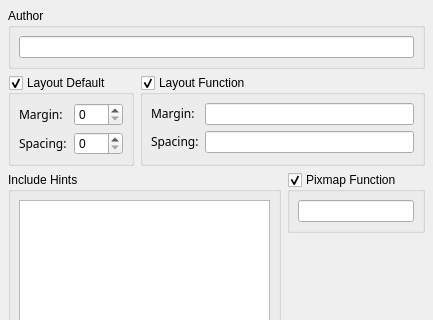
Old version of the form tools/designer/src/designer/formwindowsettings.ui in the repository arnt/qt-history2; both pictures show x 0 to 433 and y 0 to 320 of the 433 by 465 pixel window.
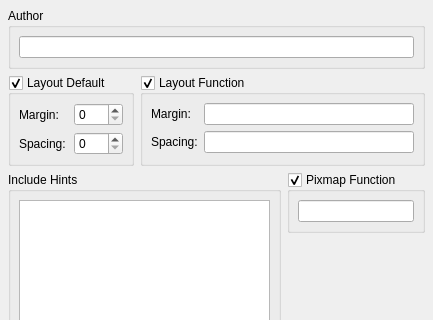
New version of the form.

Commit message:
p4i integration Integrate 182879 from 4.0 to main: Fixes:    don't use rich-text but plain-text for the QLabel(s) in formwindowsettings RevBy:    jacek Details:  it looks so bad!! reported in the qt4-feedback ml
[git-p4: depot-paths = "//depot/qt/main/": change = 182880]

What changed in the file:
```diff
--- a/tools/designer/src/designer/formwindowsettings.ui
+++ b/tools/designer/src/designer/formwindowsettings.ui
@@ -128,7 +128,7 @@
         <item row="1" column="0" >
          <widget class="QLabel" name="label_2" >
           <property name="text" >
-           <string>&lt;html>&lt;head>&lt;meta name=&quot;qrichtext&quot; content=&quot;1&quot; />&lt;/head>&lt;body style=&quot; white-space: pre-wrap; font-family:Sans Serif; font-weight:400; font-style:normal; text-decoration:none;&quot;>&lt;p>&lt;span style=&quot; color:#000000;&quot;>Spacing:&lt;/span>&lt;/p>&lt;/body>&lt;/html></string>
+           <string>Spacing:</string>
           </property>
           <property name="buddy" >
            <cstring>defaultSpacingSpinBox</cstring>
@@ -138,7 +138,7 @@
         <item row="0" column="0" >
          <widget class="QLabel" name="label" >
           <property name="text" >
-           <string>&lt;html>&lt;head>&lt;meta name=&quot;qrichtext&quot; content=&quot;1&quot; />&lt;/head>&lt;body style=&quot; white-space: pre-wrap; font-family:Sans Serif; font-weight:400; font-style:normal; text-decoration:none;&quot;>&lt;p>&lt;span style=&quot; color:#000000;&quot;>Margin:&lt;/span>&lt;/p>&lt;/body>&lt;/html></string>
+           <string>Margin:</string>
           </property>
           <property name="buddy" >
            <cstring>defaultMarginSpinBox</cstring>
@@ -178,7 +178,7 @@
         <item row="0" column="0" >
          <widget class="QLabel" name="label_3" >
           <property name="text" >
-           <string>&lt;html>&lt;head>&lt;meta name=&quot;qrichtext&quot; content=&quot;1&quot; />&lt;/head>&lt;body style=&quot; white-space: pre-wrap; font-family:Sans Serif; font-weight:400; font-style:normal; text-decoration:none;&quot;>&lt;p>Margin:&lt;/p>&lt;/body>&lt;/html></string>
+           <string>Margin:</string>
           </property>
           <property name="buddy" >
            <cstring>marginFunctionLineEdit</cstring>
@@ -188,7 +188,7 @@
         <item row="1" column="0" >
          <widget class="QLabel" name="label_3_2" >
           <property name="text" >
-           <string>&lt;html>&lt;head>&lt;meta name=&quot;qrichtext&quot; content=&quot;1&quot; />&lt;/head>&lt;body style=&quot; white-space: pre-wrap; font-family:Sans Serif; font-weight:400; font-style:normal; text-decoration:none;&quot;>&lt;p>Spacing:&lt;/p>&lt;/body>&lt;/html></string>
+           <string>Spacing:</string>
           </property>
           <property name="buddy" >
            <cstring>spacingFunctionLineEdit</cstring>
```
